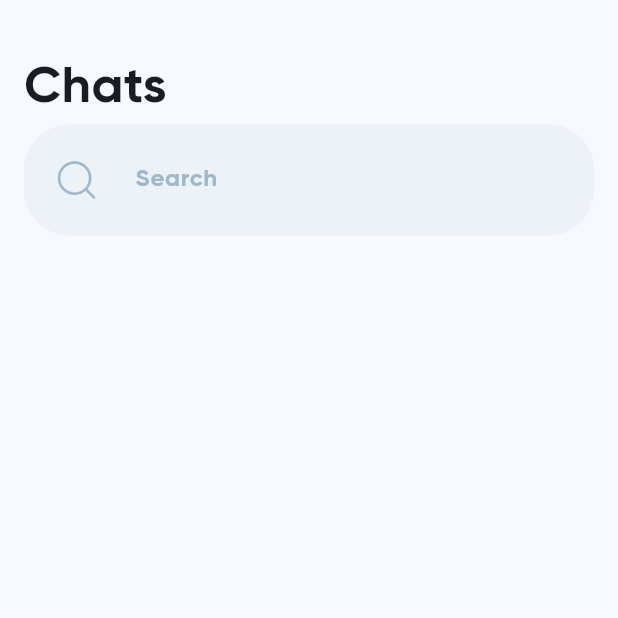
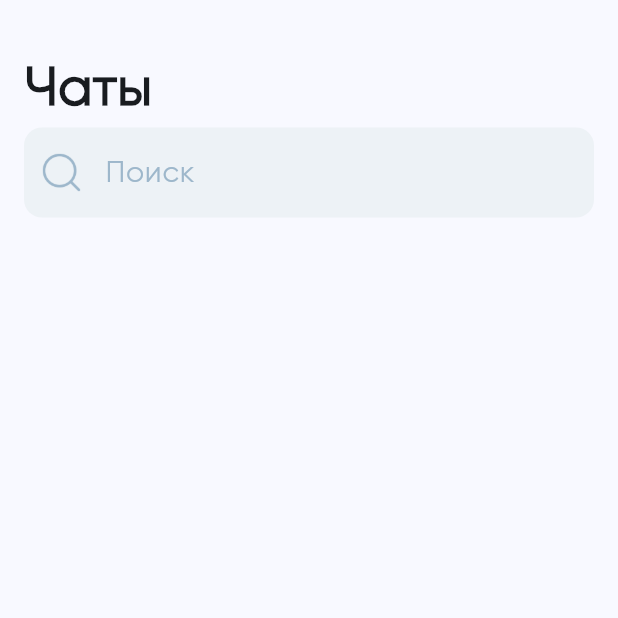
Before and after one commit to aknurkappar/mozz-task, a Flutter app: the screen it shows after launch, on a phone screen of 412 x 824 dp, the top half of it. Run offline on Flutter 3.47's test engine with Material 3 defaults, Android fonts, the phone set to English and light mode, and no system bars.

Commit message:
Design corrections, Models

```diff
--- a/lib/views/main-view.dart
+++ b/lib/views/main-view.dart
@@ -48,52 +48,51 @@ class _HeaderState extends State<Header> {
           crossAxisAlignment: CrossAxisAlignment.start,
           children: [
             const Text(
-              "Chats",
+              "Чаты",
               style: TextStyle(
-                fontSize: 34,
-                fontWeight: FontWeight.w500,
+                fontSize: 36,
+                fontWeight: FontWeight.w900,
                 fontFamily: 'Gilroy',
               ),
             ),
             Container(
                 padding: const EdgeInsets.only(
-                    left: 20, right: 20, top: 5, bottom: 5),
+                    left: 10, right: 10, top: 5, bottom: 5),
                 decoration: BoxDecoration(
-                    borderRadius: BorderRadius.circular(30.0),
+                    borderRadius: BorderRadius.circular(12.0),
                     color: lightGray),
                 child: Row(
-                  children: [
+
+                 children: [
                     const ImageIcon(AssetImage("assets/icons/search_icon.png"),
                         color: darkGray, size: 30),
                     Expanded(
-                        child: TextField(
+                      child: TextField(
                       controller: _searchTextController,
-                      obscureText: true,
                       enableSuggestions: false,
                       autocorrect: false,
-                      decoration: InputDecoration(
+                      decoration: const InputDecoration(
                         border: OutlineInputBorder(
-                            borderRadius: BorderRadius.circular(30.0),
+                          borderSide:
+                                 BorderSide(color: Colors.transparent)),
+                        enabledBorder: OutlineInputBorder(
                             borderSide:
-                                const BorderSide(color: Colors.transparent)),
-                        enabledBorder: OutlineInputBorder(
-                            borderRadius: BorderRadius.circular(30.0),
-                            borderSide:
-                                const BorderSide(color: Colors.transparent)),
+                                 BorderSide(color: Colors.transparent)),
                         focusedBorder: OutlineInputBorder(
-                          borderRadius: BorderRadius.circular(30.0),
                           borderSide:
-                              const BorderSide(color: Colors.transparent),
+                               BorderSide(color: Colors.transparent),
                           // Border color when TextField is focused
                         ),
-                        contentPadding: const EdgeInsets.all(20.0),
-                        hintText: "Search",
-                        hintStyle: const TextStyle(color: darkGray),
+                        contentPadding:  EdgeInsets.all(10.0),
+                        hintText: "Поиск",
+                        hintStyle:  TextStyle(
+                          color: darkGray,
+                          fontFamily: 'Gilroy',
+                          fontWeight: FontWeight.w500,
+                          fontSize: 20
+                        ),
                       ),
-                      style: const TextStyle(
-                        fontWeight: FontWeight.w200,
-                        fontFamily: 'Gilroy',
-                      ),
+
                     ))
                   ],
                 ))
--- a/pubspec.yaml
+++ b/pubspec.yaml
@@ -76,12 +76,10 @@ flutter:
   fonts:
     - family: Gilroy
       fonts:
+        - asset: assets/fonts/Gilroy-Regular.ttf
+          weight: 400
         - asset: assets/fonts/Gilroy-Bold.ttf
           weight: 700
-        - asset: assets/fonts/Gilroy-Regular.ttf
-          weight: 500
-        - asset: assets/fonts/Gilroy-UltraLight.ttf
-          weight: 200
 
   #
   # For details regarding fonts from package dependencies,
```
Also changed, not shown: lib/models/message_mode.dart (added, +19 -0 lines), lib/models/user_model.dart (added, +12 -0 lines), assets/fonts/Gilroy-Light.ttf (added), assets/fonts/Gilroy-UltraLight.ttf (deleted).
